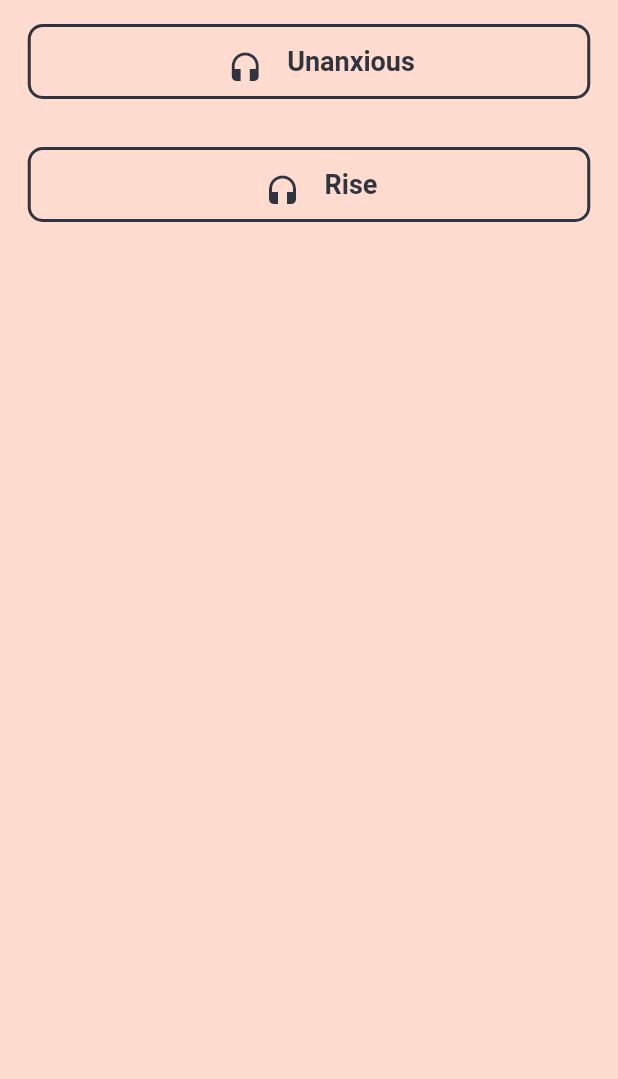
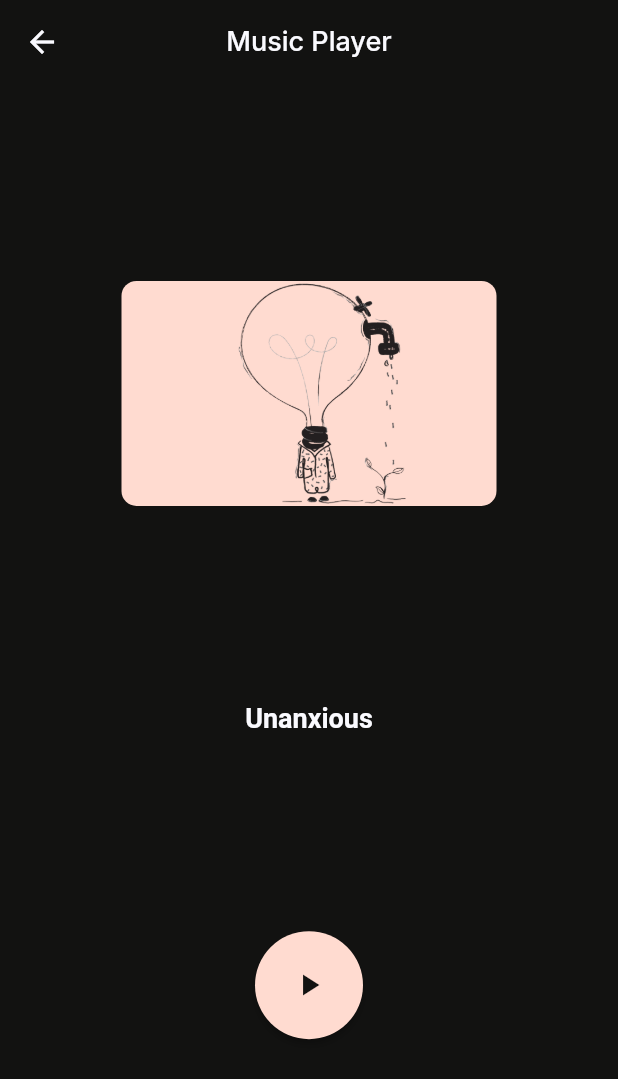
Before and after one commit to gauranshkumar/butterfly, a Flutter app: the AlbumScreen screen opened by its route, after a tap on "Unanxious", on a phone screen of 412 x 824 dp. Shown: the top 1079 px of the screen. Run offline on Flutter 3.47's test engine with Material 2 defaults, Android fonts, the phone set to English and light mode, and no system bars; our stand-ins replace cloud_firestore, convex_bottom_bar, firebase_auth, firebase_core, flutter_svg, fluttertoast and 2 more; missing offline and left inert: flutter_sound, sentiment_dart; accounts and stored records are empty.

Commit message:
v-1 finish ✅

```diff
--- a/lib/routes/route_names.dart
+++ b/lib/routes/route_names.dart
@@ -6,4 +6,5 @@ class RouteNames {
   static const commentPage = 'commentPage';
   static const takeTest = 'takeTest';
   static const bookingScreen = 'bookingScreen';
+  static const musicPlayer = 'musicPlayer';
 }
--- a/lib/routes/router.dart
+++ b/lib/routes/router.dart
@@ -11,6 +11,7 @@ import 'package:butterfly/views/feed/widgets/comment_screen.dart';
 import 'package:butterfly/views/home/home_page.dart';
 import 'package:butterfly/views/login/login_page.dart';
 import 'package:butterfly/views/music/album_screen.dart';
+import 'package:butterfly/views/music/player.dart';
 import 'package:butterfly/views/new_post/create_post.dart';
 import 'package:butterfly/views/psy_tests/take_test.dart';
 import 'package:butterfly/views/sessions/booking_screen.dart';
@@ -79,6 +80,8 @@ class Routes {
       case RouteNames.bookingScreen:
         return CustomRoute<bool>(
             builder: (BuildContext context) => BookingScreen());
+      case RouteNames.musicPlayer:
+        return CustomRoute<bool>(builder: (BuildContext context) => Player());
       default:
         return onUnknownRoute(const RouteSettings(name: '/invalid'));
     }
--- a/lib/views/home/home_page.dart
+++ b/lib/views/home/home_page.dart
@@ -62,7 +62,7 @@ class _HomePageState extends State<HomePage> {
     return <Widget>[
       FeedScreen(),
       PsychoTests(),
-      Player(),
+      MusicScreen(),
       SessionScreen(),
       ProfileScreen(),
     ];
--- a/lib/views/music/album_screen.dart
+++ b/lib/views/music/album_screen.dart
@@ -1,6 +1,8 @@
 import 'package:butterfly/config/colors.dart';
 import 'package:butterfly/config/icons.dart';
+import 'package:butterfly/config/styles.dart';
 import 'package:butterfly/models/music_card.dart';
+import 'package:butterfly/routes/route_names.dart';
 import 'package:butterfly/views/music/player.dart';
 import 'package:flutter/cupertino.dart';
 import 'package:flutter/material.dart';
@@ -16,7 +18,17 @@ class _AlbumScreenState extends State<AlbumScreen> {
   MusicCard musicCard = cards[1];
   @override
   Widget build(BuildContext context) {
-    return Container(
+    return Scaffold(
+      appBar: AppBar(
+        backgroundColor: BrandColors.white,
+        title: Text(
+          'Select Music',
+          style: BrandStyles.bodyRegular,
+        ),
+        iconTheme: IconThemeData(color: BrandColors.black),
+        centerTitle: true,
+      ),
+      body: Container(
           color: musicCard.background,
           child: Flexible(
             child: ListView.builder(
@@ -24,7 +36,7 @@ class _AlbumScreenState extends State<AlbumScreen> {
                 itemBuilder: (context, index) {
                   return GestureDetector(
                     onTap: () {
-                    Player();
+                      Navigator.pushNamed(context, RouteNames.musicPlayer);
                     },
                     child: Column(
                       mainAxisAlignment: MainAxisAlignment.spaceEvenly,
@@ -70,6 +82,7 @@ class _AlbumScreenState extends State<AlbumScreen> {
                     ),
                   );
                 }),
-        ));
+          )),
+    );
   }
 }
--- a/lib/views/music/music_screen.dart
+++ b/lib/views/music/music_screen.dart
@@ -66,7 +66,8 @@ class _CardState extends State<Card> {
                         style: TextStyle(
                           color: BrandColors.black,
                         ),
-                        ))
+                      ),
+                    )
                   ],
                 ),
               ),
--- a/lib/views/music/player.dart
+++ b/lib/views/music/player.dart
@@ -1,32 +1,38 @@
 import 'package:butterfly/config/colors.dart';
 import 'package:butterfly/config/icons.dart';
+import 'package:butterfly/config/styles.dart';
 import 'package:butterfly/models/music_card.dart';
 import 'package:flutter/cupertino.dart';
 import 'package:flutter/material.dart';
-import 'package:just_audio/just_audio.dart';
+import 'package:flutter_sound/flutter_sound.dart';
+import 'package:flutter_sound/public/flutter_sound_player.dart';
 
 class Player extends StatefulWidget {
-  const Player({Key key}) : super(key: key);
+  Player({Key key}) : super(key: key);
 
   @override
   _PlayerState createState() => _PlayerState();
 }
 
 class _PlayerState extends State<Player> {
-  late AudioPlayer player;
-  late AudioPlayer player2;
+  FlutterSoundPlayer _myPlayer = FlutterSoundPlayer();
+
+  bool _mPlayerIsInited = false;
 
   @override
   void initState() {
+    _myPlayer.openAudioSession().then((value) {
+      setState(() {
+        _mPlayerIsInited = true;
+      });
+    });
     super.initState();
-    player = AudioPlayer();
-    player2 = AudioPlayer();
   }
 
   @override
   void dispose() {
-    player.dispose();
-    player2.dispose();
+    _myPlayer.closeAudioSession();
+    _myPlayer = null;
     super.dispose();
   }
 
@@ -34,8 +40,21 @@ class _PlayerState extends State<Player> {
   final selectedIndex = 0;
   @override
   Widget build(BuildContext context) {
+    Size size = MediaQuery.of(context).size;
     return SizedBox.expand(
-      child: Container(
+      child: Scaffold(
+        appBar: AppBar(
+          backgroundColor: BrandColors.deepblack,
+          elevation: 0,
+          title: Text('Music Player',
+              style:
+                  BrandStyles.bodyRegular.copyWith(color: BrandColors.white)),
+          centerTitle: true,
+          iconTheme: IconThemeData(color: BrandColors.white),
+        ),
+        body: Container(
+          width: size.width,
+          height: size.height,
           color: BrandColors.deepblack,
           child: Column(
             mainAxisAlignment: MainAxisAlignment.spaceEvenly,
@@ -64,10 +83,20 @@ class _PlayerState extends State<Player> {
               ),
               RawMaterialButton(
                 onPressed: () async {
-                print("Playing");
-                await player
-                    .setAsset(music.music[selectedIndex].musicPath.toString());
-                player.play();
+                  print(
+                      "Playing ${music.music[selectedIndex].musicPath.toString()}");
+                  if (_mPlayerIsInited) {
+                    await _myPlayer.startPlayer(
+                        fromURI: 'assets/music/music.adts',
+                        codec: Codec.aacADTS,
+                        whenFinished: () {
+                          setState(() {});
+                        });
+                    print(
+                        "Playing ${music.music[selectedIndex].musicPath.toString()}");
+                  }
+
+                  //player.play();
                 },
                 child: Icon(
                   Icons.play_arrow,
@@ -78,6 +107,7 @@ class _PlayerState extends State<Player> {
                 shape: CircleBorder(),
               )
             ],
+          ),
         ),
       ),
     );
--- a/pubspec.yaml
+++ b/pubspec.yaml
@@ -25,8 +25,9 @@ dependencies:
   convex_bottom_bar: ^3.0.0
   flutter_staggered_grid_view: ^0.4.0
   sentiment_dart: ^0.0.4
-#  audioplayers: ^0.19.0
-  just_audio: ^0.7.5
+  #  audioplayers: ^0.19.0
+  # just_audio: ^0.7.5
+  flutter_sound: ^8.1.4
 
 dev_dependencies:
   flutter_test:
@@ -37,6 +38,7 @@ flutter:
   assets:
     - images/
     - assets/
+    - assets/music/
 
   # fonts:
   #   - family: Schyler
```
Also changed, not shown: pubspec.lock, 5 other files. Lines whose indentation alone changed are shown as unchanged.
